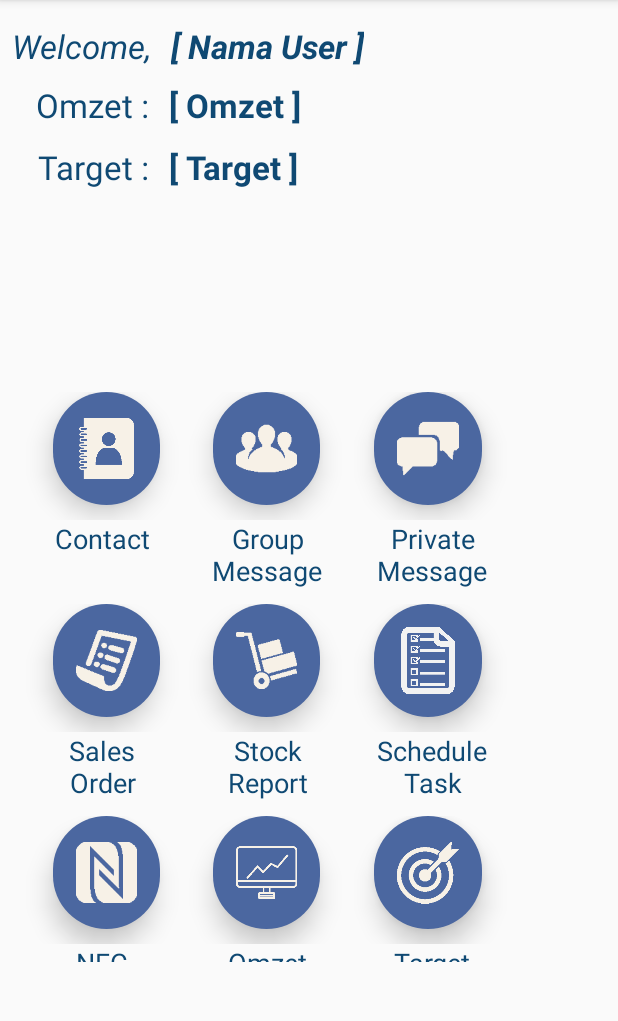
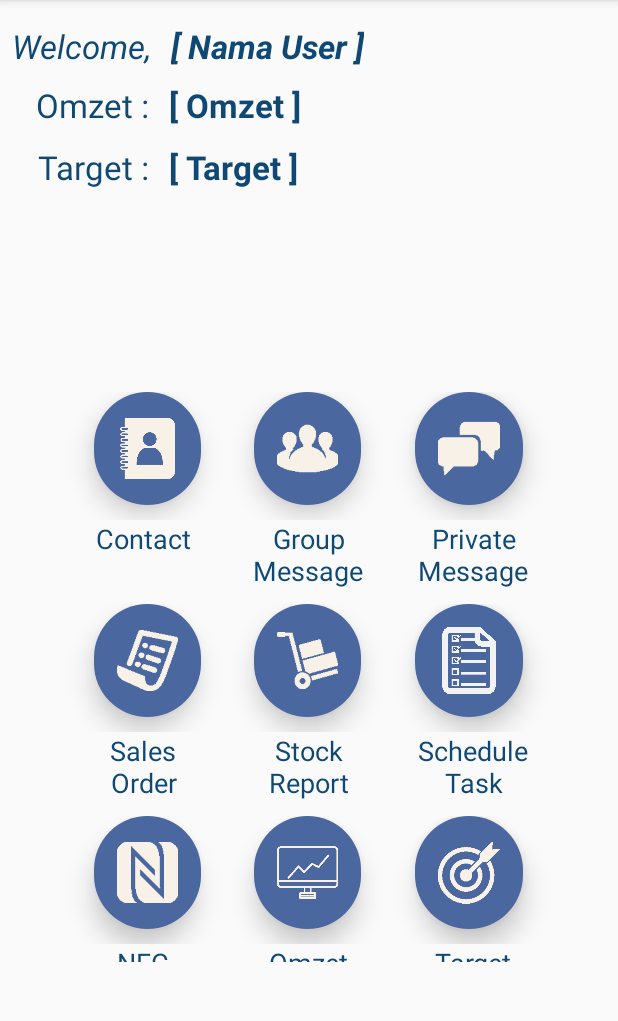
Before and after one commit to tonnymao/BelajarAndroid, an Android app: the screen it shows after launch (MainActivity), on a phone screen of 412 x 824 dp, the part 84-1105 px from its top. Run offline under Robolectric (Android 15) with nearby library versions, the phone set to English and light mode, and no system bars.

Commit message:
create new

```diff
--- a/app/src/main/res/layout/content_main.xml
+++ b/app/src/main/res/layout/content_main.xml
@@ -29,11 +29,11 @@
         android:layout_height="wrap_content"
         android:layout_alignBaseline="@+id/textView"
         android:layout_alignBottom="@+id/textView"
-        android:layout_marginEnd="125dp"
         android:layout_marginStart="8dp"
-        android:layout_toEndOf="@+id/textView2"
-        android:layout_toRightOf="@+id/textView2"
+        android:layout_toEndOf="@+id/textView"
+        android:layout_toRightOf="@+id/textView"
         android:text="[ Nama User ]"
+        android:gravity="start"
         android:textAlignment="textStart"
         android:textAllCaps="false"
         android:textAppearance="?android:attr/textAppearanceLarge"
@@ -42,7 +42,8 @@
         app:layout_constraintLeft_toRightOf="@+id/textView"
         android:layout_marginLeft="24dp"
         app:layout_constraintTop_toTopOf="@+id/textView"
-        android:layout_marginTop="0dp" />
+        android:layout_marginTop="0dp"
+        android:layout_marginRight="125dp" />
 
     <TextView
         android:id="@+id/textView3"
@@ -65,13 +66,14 @@
         android:layout_alignBaseline="@+id/textView"
         android:layout_alignBottom="@+id/textView"
         android:layout_below="@+id/textView2"
-        android:layout_marginEnd="125dp"
+        android:layout_marginRight="125dp"
         android:layout_marginLeft="24dp"
         android:layout_marginStart="8dp"
         android:layout_marginTop="0dp"
         android:layout_toEndOf="@+id/textView3"
         android:layout_toRightOf="@+id/textView3"
         android:text="[ Omzet ]"
+        android:gravity="start"
         android:textAlignment="textStart"
         android:textAllCaps="false"
         android:textAppearance="?android:attr/textAppearanceLarge"
@@ -101,12 +103,14 @@
         android:layout_alignBottom="@+id/textView"
         android:layout_below="@+id/textView4"
         android:layout_marginEnd="125dp"
+        android:layout_marginRight="125dp"
         android:layout_marginLeft="24dp"
         android:layout_marginStart="8dp"
         android:layout_marginTop="0dp"
         android:layout_toEndOf="@+id/textView5"
         android:layout_toRightOf="@+id/textView5"
         android:text="[ Target ]"
+        android:gravity="start"
         android:textAlignment="textStart"
         android:textAllCaps="false"
         android:textAppearance="?android:attr/textAppearanceLarge"
@@ -119,11 +123,14 @@
         android:id="@+id/scrollView2"
         android:layout_width="357dp"
         android:layout_height="380dp"
-        tools:layout_editor_absoluteX="13dp"
         android:layout_marginTop="8dp"
         app:layout_constraintTop_toBottomOf="@+id/textView6"
         app:layout_constraintBottom_toBottomOf="parent"
-        android:layout_marginBottom="0dp">
+        android:layout_marginBottom="0dp"
+        android:layout_marginLeft="8dp"
+        app:layout_constraintLeft_toLeftOf="parent"
+        android:layout_marginRight="8dp"
+        app:layout_constraintRight_toRightOf="parent">
 
         <RelativeLayout
             android:layout_width="match_parent"
```
